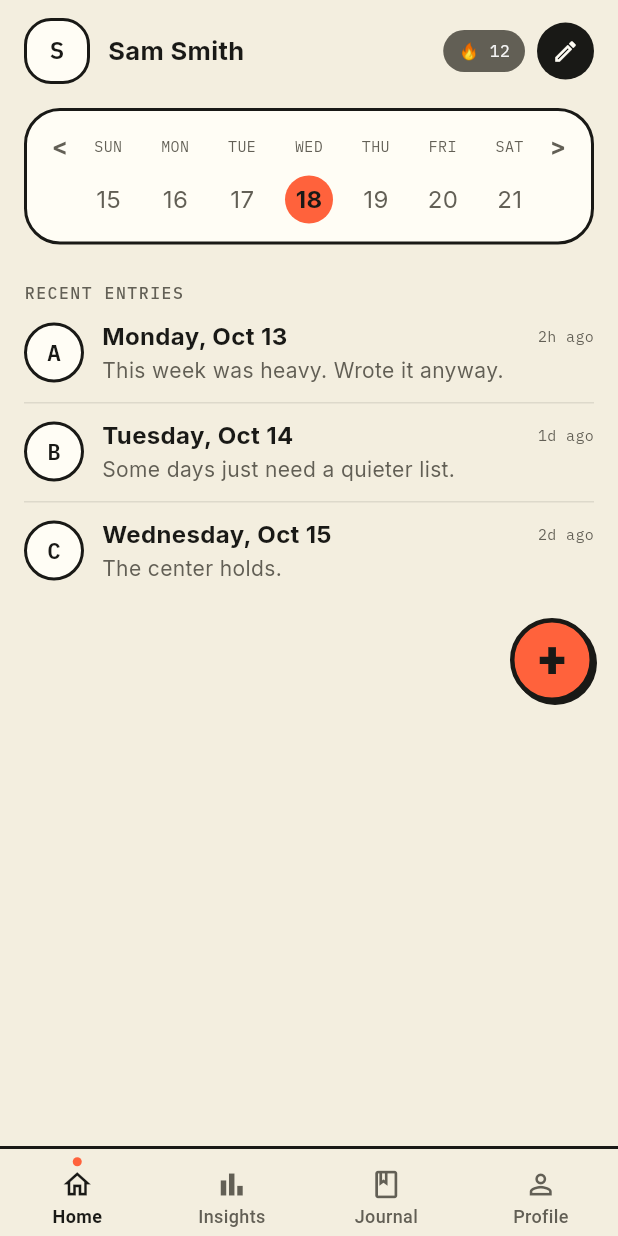
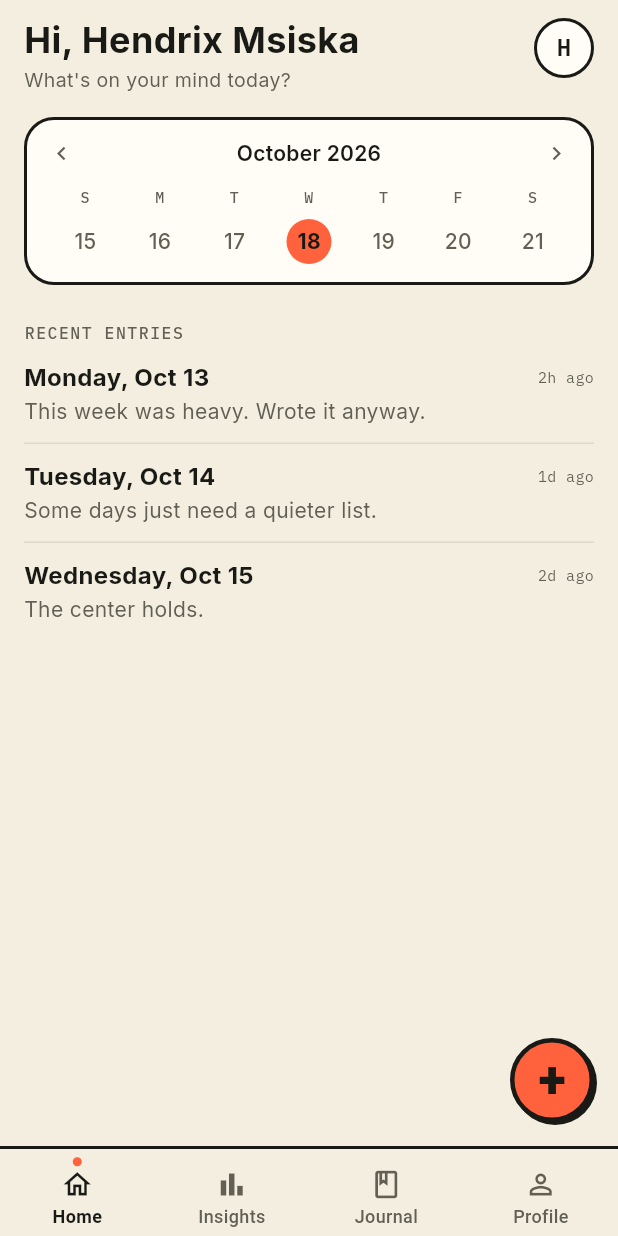
Before and after one commit to Swift2007/Kyou, a Flutter app: the HomeDashboardScreen screen opened directly, on a phone screen of 412 x 824 dp. Run offline on Flutter 3.47's test engine with Material 3 defaults, Android fonts, the phone set to English and light mode, and no system bars; our stand-ins replace dio, flutter_riverpod, flutter_svg, go_router, google_fonts, google_sign_in and 1 more; accounts and stored records are empty.

```diff
--- a/frontend/lib/features/home/home_dashboard_screen.dart
+++ b/frontend/lib/features/home/home_dashboard_screen.dart
@@ -2,7 +2,6 @@
 // Clean, flat layout: app bar, calendar, recent entries, shared FAB + nav.
 import 'package:flutter/material.dart';
 import 'package:flutter_riverpod/flutter_riverpod.dart';
-import 'package:go_router/go_router.dart';
 
 import '../../core/theme.dart';
 import '../../core/widgets/app_bottom_nav.dart';
@@ -19,30 +18,20 @@ class HomeDashboardScreen extends ConsumerWidget {
     return Scaffold(
       backgroundColor: AppColors.background,
       bottomNavigationBar: const AppBottomNav(activeTab: AppTab.home),
-      body: SafeArea(
-        child: Stack(
-          children: [
-            SingleChildScrollView(
-              padding: const EdgeInsets.fromLTRB(16, 12, 16, 96),
-              child: Column(
-                crossAxisAlignment: CrossAxisAlignment.stretch,
-                children: [
-                  HomeAppBar(
-                    onEdit: () => context.push('/edit-profile'),
-                  ),
-                  const SizedBox(height: 16),
-                  const HomeCalendarCard(),
-                  const SizedBox(height: 24),
-                  const HomeRecentEntries(),
-                ],
-              ),
-            ),
-            const Positioned(
-              right: 16,
-              bottom: 16,
-              child: AppNewEntryFab(),
-            ),
-          ],
+      floatingActionButton: const AppNewEntryFab(),
+      body: const SafeArea(
+        child: SingleChildScrollView(
+          padding: EdgeInsets.fromLTRB(16, 12, 16, 96),
+          child: Column(
+            crossAxisAlignment: CrossAxisAlignment.stretch,
+            children: [
+              HomeAppBar(),
+              SizedBox(height: 16),
+              HomeCalendarCard(),
+              SizedBox(height: 24),
+              HomeRecentEntries(),
+            ],
+          ),
         ),
       ),
     );
--- a/frontend/lib/features/home/widgets/home_app_bar.dart
+++ b/frontend/lib/features/home/widgets/home_app_bar.dart
@@ -1,28 +1,58 @@
-// Responsibility: Home app bar — avatar, name, streak badge, edit button.
-// Flat style per OpenPencil Home screen (2px strokes, no shadows).
+// Responsibility: Home app bar — greeting on the left, profile avatar on the right.
 import 'package:flutter/material.dart';
 
 import '../../../core/theme.dart';
 
 class HomeAppBar extends StatelessWidget {
-  final VoidCallback? onEdit;
-  const HomeAppBar({super.key, this.onEdit});
+  final String userName;
+  const HomeAppBar({super.key, this.userName = 'Hendrix Msiska'});
 
   @override
   Widget build(BuildContext context) {
     return Row(
+      crossAxisAlignment: CrossAxisAlignment.start,
       children: [
+        Expanded(
+          child: Column(
+            crossAxisAlignment: CrossAxisAlignment.start,
+            mainAxisSize: MainAxisSize.min,
+            children: [
+              Text(
+                'Hi, $userName',
+                style: const TextStyle(
+                  fontFamily: 'Inter',
+                  fontSize: 24,
+                  fontWeight: FontWeight.w700,
+                  color: AppColors.ink,
+                  height: 1.2,
+                ),
+              ),
+              const SizedBox(height: 4),
+              const Text(
+                "What's on your mind today?",
+                style: TextStyle(
+                  fontFamily: 'Inter',
+                  fontSize: 13,
+                  fontWeight: FontWeight.w400,
+                  color: AppColors.muted,
+                  height: 1.3,
+                ),
+              ),
+            ],
+          ),
+        ),
+        const SizedBox(width: 12),
         Container(
-          width: 44,
-          height: 44,
+          width: 40,
+          height: 40,
           decoration: BoxDecoration(
             color: AppColors.surface,
-            borderRadius: BorderRadius.circular(18),
+            shape: BoxShape.circle,
             border: Border.all(color: AppColors.ink, width: 2),
           ),
           alignment: Alignment.center,
           child: const Text(
-            'S',
+            'H',
             style: TextStyle(
               fontFamily: 'IBM Plex Mono',
               fontSize: 16,
@@ -31,53 +61,6 @@ class HomeAppBar extends StatelessWidget {
             ),
           ),
         ),
-        const SizedBox(width: 12),
-        const Expanded(
-          child: Text(
-            'Sam Smith',
-            style: TextStyle(
-              fontFamily: 'Inter',
-              fontSize: 17,
-              fontWeight: FontWeight.w700,
-              color: AppColors.ink,
-            ),
-            overflow: TextOverflow.ellipsis,
-          ),
-        ),
-        Container(
-          padding: const EdgeInsets.symmetric(horizontal: 10, vertical: 6),
-          decoration: BoxDecoration(
-            color: AppColors.muted,
-            borderRadius: BorderRadius.circular(14),
-          ),
-          child: const Text(
-            '🔥 12',
-            style: TextStyle(
-              fontFamily: 'IBM Plex Mono',
-              fontSize: 11,
-              fontWeight: FontWeight.w400,
-              color: Color(0xFFF5F5F5),
-            ),
-          ),
-        ),
-        const SizedBox(width: 8),
-        InkWell(
-          onTap: onEdit,
-          borderRadius: BorderRadius.circular(19),
-          child: Container(
-            width: 38,
-            height: 38,
-            decoration: BoxDecoration(
-              color: AppColors.ink,
-              borderRadius: BorderRadius.circular(19),
-            ),
-            child: const Icon(
-              Icons.edit_outlined,
-              size: 18,
-              color: AppColors.surface,
-            ),
-          ),
-        ),
       ],
     );
   }
--- a/frontend/lib/features/home/widgets/home_calendar_card.dart
+++ b/frontend/lib/features/home/widgets/home_calendar_card.dart
@@ -1,5 +1,4 @@
-// Responsibility: Home calendar card — weekdays, dates, today highlight, arrows.
-// Flat style per OpenPencil (2px stroke, r24, no shadow), static for now.
+// Responsibility: Home date/calendar strip — minimal layout with year, flat style.
 import 'package:flutter/material.dart';
 
 import '../../../core/theme.dart';
@@ -7,27 +6,43 @@ import '../../../core/theme.dart';
 class HomeCalendarCard extends StatelessWidget {
   const HomeCalendarCard({super.key});
 
-  static const _weekdays = ['SUN', 'MON', 'TUE', 'WED', 'THU', 'FRI', 'SAT'];
+  static const _weekdays = ['S', 'M', 'T', 'W', 'T', 'F', 'S'];
   static const _dates = ['15', '16', '17', '18', '19', '20', '21'];
   static const _todayIndex = 3;
 
   @override
   Widget build(BuildContext context) {
     return Container(
-      padding: const EdgeInsets.symmetric(horizontal: 12, vertical: 12),
+      padding: const EdgeInsets.fromLTRB(14, 12, 14, 12),
       decoration: BoxDecoration(
         color: AppColors.surface,
-        borderRadius: BorderRadius.circular(24),
+        borderRadius: BorderRadius.circular(20),
         border: Border.all(color: AppColors.ink, width: 2),
       ),
       child: Column(
         mainAxisSize: MainAxisSize.min,
         children: [
           Row(
-            children: [
-              const _NavArrow(label: '<'),
+            children: const [
+              Icon(Icons.chevron_left, size: 18, color: AppColors.muted),
               Expanded(
-                child: Row(
+                child: Text(
+                  'October 2026',
+                  textAlign: TextAlign.center,
+                  style: TextStyle(
+                    fontFamily: 'Inter',
+                    fontSize: 14,
+                    fontWeight: FontWeight.w600,
+                    color: AppColors.ink,
+                    letterSpacing: 0.2,
+                  ),
+                ),
+              ),
+              Icon(Icons.chevron_right, size: 18, color: AppColors.muted),
+            ],
+          ),
+          const SizedBox(height: 12),
+          Row(
             children: _weekdays
                 .map(
                   (d) => Expanded(
@@ -37,7 +52,7 @@ class HomeCalendarCard extends StatelessWidget {
                       style: const TextStyle(
                         fontFamily: 'IBM Plex Mono',
                         fontSize: 10,
-                              fontWeight: FontWeight.w400,
+                        fontWeight: FontWeight.w500,
                         color: AppColors.muted,
                       ),
                     ),
@@ -45,75 +60,38 @@ class HomeCalendarCard extends StatelessWidget {
                 )
                 .toList(),
           ),
-              ),
-              const _NavArrow(label: '>'),
-            ],
-          ),
           const SizedBox(height: 8),
-          Padding(
-            padding: const EdgeInsets.symmetric(horizontal: 20),
-            child: Row(
+          Row(
             children: List.generate(_dates.length, (i) {
               final isToday = i == _todayIndex;
               return Expanded(
                 child: Center(
-                    child: isToday
-                        ? Container(
-                            width: 32,
-                            height: 32,
-                            decoration: const BoxDecoration(
+                  child: Container(
+                    width: 30,
+                    height: 30,
+                    decoration: isToday
+                        ? const BoxDecoration(
                             color: AppColors.accent,
                             shape: BoxShape.circle,
-                            ),
+                          )
+                        : null,
                     alignment: Alignment.center,
                     child: Text(
                       _dates[i],
-                              style: const TextStyle(
+                      style: TextStyle(
                         fontFamily: 'Inter',
-                                fontSize: 16,
-                                fontWeight: FontWeight.w700,
-                                color: AppColors.ink,
+                        fontSize: 14,
+                        fontWeight: isToday ? FontWeight.w700 : FontWeight.w500,
+                        color: isToday ? AppColors.ink : AppColors.muted,
                       ),
-                            ),
-                          )
-                        : Text(
-                            _dates[i],
-                            style: const TextStyle(
-                              fontFamily: 'Inter',
-                              fontSize: 16,
-                              fontWeight: FontWeight.w400,
-                              color: AppColors.muted,
                     ),
                   ),
                 ),
               );
             }),
           ),
-          ),
         ],
       ),
     );
   }
 }
-
-class _NavArrow extends StatelessWidget {
-  final String label;
-  const _NavArrow({required this.label});
-
-  @override
-  Widget build(BuildContext context) {
-    return SizedBox(
-      width: 20,
-      child: Text(
-        label,
-        textAlign: TextAlign.center,
-        style: const TextStyle(
-          fontFamily: 'Inter',
-          fontSize: 16,
-          fontWeight: FontWeight.w700,
-          color: AppColors.muted,
-        ),
-      ),
-    );
-  }
-}
--- a/frontend/lib/features/home/widgets/home_recent_entries.dart
+++ b/frontend/lib/features/home/widgets/home_recent_entries.dart
@@ -1,5 +1,5 @@
 // Responsibility: "RECENT ENTRIES" section and entry rows for Home screen.
-// Flat avatars, left-aligned content, subtle dividers per OpenPencil.
+// Flat, clean rows per OpenPencil direction (no avatars), subtle dividers.
 import 'package:flutter/material.dart';
 
 import '../../../core/theme.dart';
@@ -24,21 +24,18 @@ class HomeRecentEntries extends StatelessWidget {
         ),
         SizedBox(height: 12),
         _EntryRow(
-          initial: 'A',
           title: 'Monday, Oct 13',
           subtitle: 'This week was heavy. Wrote it anyway.',
           time: '2h ago',
         ),
         _EntryDivider(),
         _EntryRow(
-          initial: 'B',
           title: 'Tuesday, Oct 14',
           subtitle: 'Some days just need a quieter list.',
           time: '1d ago',
         ),
         _EntryDivider(),
         _EntryRow(
-          initial: 'C',
           title: 'Wednesday, Oct 15',
           subtitle: 'The center holds.',
           time: '2d ago',
@@ -49,13 +46,11 @@ class HomeRecentEntries extends StatelessWidget {
 }
 
 class _EntryRow extends StatelessWidget {
-  final String initial;
   final String title;
   final String subtitle;
   final String time;
 
   const _EntryRow({
-    required this.initial,
     required this.title,
     required this.subtitle,
     required this.time,
@@ -66,26 +61,6 @@ class _EntryRow extends StatelessWidget {
     return Row(
       crossAxisAlignment: CrossAxisAlignment.start,
       children: [
-        Container(
-          width: 40,
-          height: 40,
-          decoration: BoxDecoration(
-            color: AppColors.surface,
-            shape: BoxShape.circle,
-            border: Border.all(color: AppColors.ink, width: 2),
-          ),
-          alignment: Alignment.center,
-          child: Text(
-            initial,
-            style: const TextStyle(
-              fontFamily: 'IBM Plex Mono',
-              fontSize: 15,
-              fontWeight: FontWeight.w600,
-              color: AppColors.ink,
-            ),
-          ),
-        ),
-        const SizedBox(width: 12),
         Expanded(
           child: Column(
             crossAxisAlignment: CrossAxisAlignment.start,
@@ -114,7 +89,7 @@ class _EntryRow extends StatelessWidget {
             ],
           ),
         ),
-        const SizedBox(width: 8),
+        const SizedBox(width: 12),
         Padding(
           padding: const EdgeInsets.only(top: 2),
           child: Text(
--- a/frontend/lib/features/insights/insights_screen.dart
+++ b/frontend/lib/features/insights/insights_screen.dart
@@ -21,10 +21,9 @@ class InsightsScreen extends ConsumerWidget {
     return Scaffold(
       backgroundColor: AppColors.background,
       bottomNavigationBar: const AppBottomNav(activeTab: AppTab.insights),
+      floatingActionButton: const AppNewEntryFab(),
       body: SafeArea(
-        child: Stack(
-          children: [
-            SingleChildScrollView(
+        child: SingleChildScrollView(
           padding: const EdgeInsets.fromLTRB(16, 12, 16, 96),
           child: Column(
             crossAxisAlignment: CrossAxisAlignment.stretch,
@@ -44,13 +43,6 @@ class InsightsScreen extends ConsumerWidget {
               InsightRow(),
             ],
           ),
-            ),
-            const Positioned(
-              right: 16,
-              bottom: 16,
-              child: AppNewEntryFab(),
-            ),
-          ],
         ),
       ),
     );
```
Lines whose indentation alone changed are shown as unchanged.
